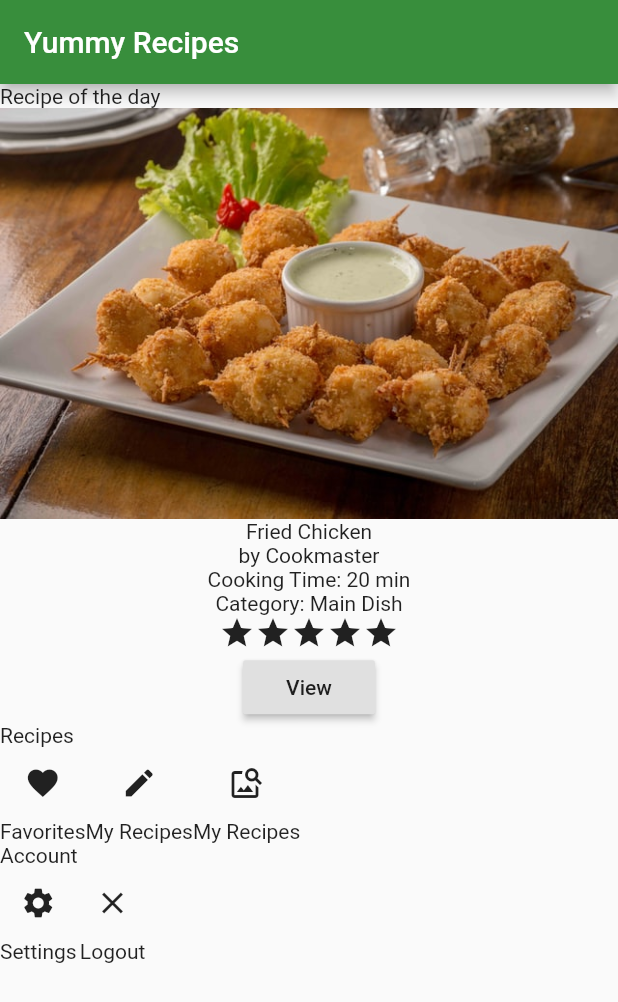
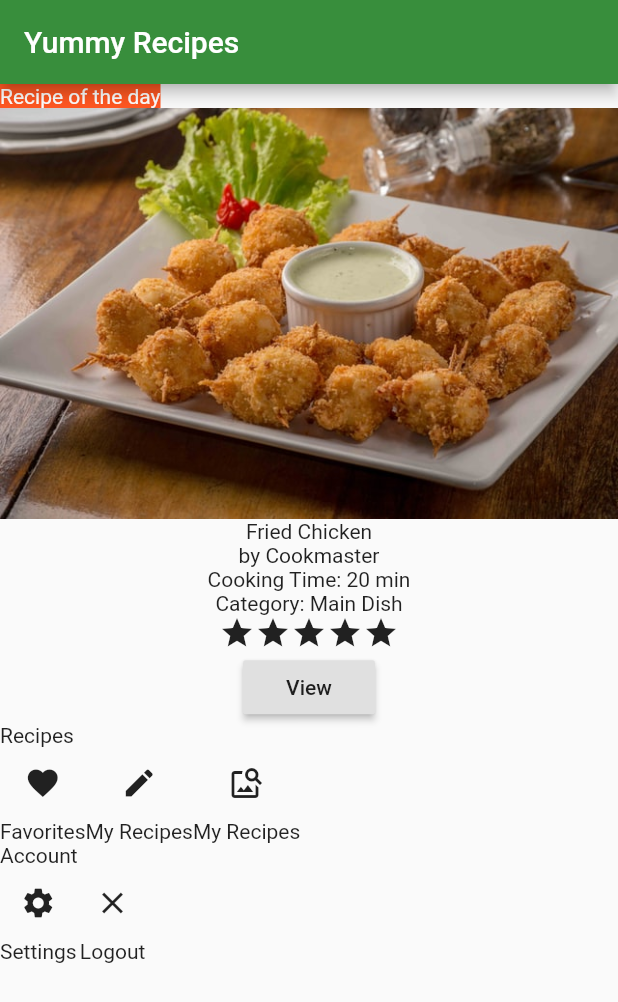
Before and after one commit to djaldave/flutter_widgets-Remake, a Flutter app: the screen it shows after launch, on a phone screen of 412 x 824 dp. Shown: the top 1002 px of the screen. Run offline on Flutter 3.47's test engine with Material 2 defaults, Android fonts, the phone set to English and light mode, and no system bars.

Commit message:
background and foreground

```diff
--- a/lib/homepage.dart
+++ b/lib/homepage.dart
@@ -16,7 +16,15 @@ class HomePage extends StatelessWidget {
         child: Column(
           crossAxisAlignment: CrossAxisAlignment.start,
           children: [
-            Text("Recipe of the day"),
+            Container(
+              child: Text(
+                "Recipe of the day",
+                style: TextStyle(
+                  color: Colors.white,
+                ),
+              ),
+              color: Color.fromRGBO(255, 87, 34, 1),
+            ),
             Image.asset('assets/images/friedchicken.jpg'),
             RecipeDescription(),
             Text("Recipes"),
```
